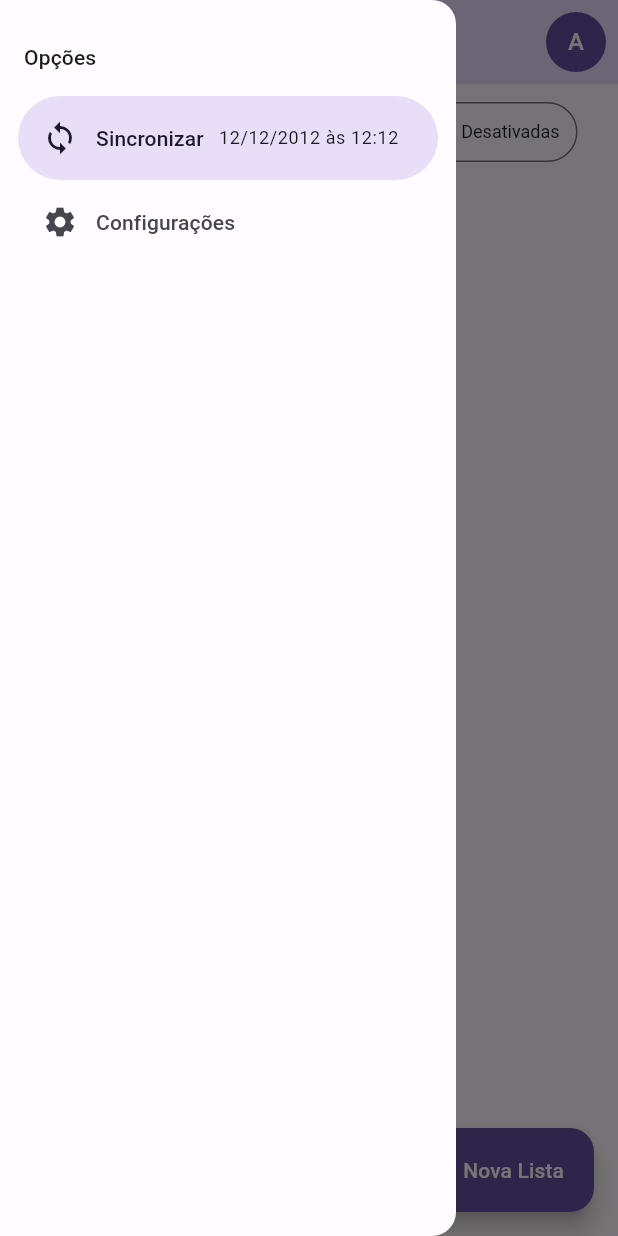
After one commit to celiorscosta/Listinha, a Flutter app: the screen it shows after launch, with the side drawer open, on a phone screen of 412 x 824 dp. The commit adds this screen. Run offline on Flutter 3.47's test engine with Material 2 defaults, Android fonts, the phone set to English and light mode, and no system bars.

Commit message:
refatorando drawer

```diff
--- /dev/null
+++ b/app/lib/src/home/widgets/custom_drawer.dart
@@ -0,0 +1,37 @@
+import 'package:flutter/material.dart';
+
+class CustomDrawer extends StatelessWidget {
+  const CustomDrawer({super.key});
+
+  @override
+  Widget build(BuildContext context) {
+    return NavigationDrawer(
+      children: [
+        Padding(
+          padding: const EdgeInsets.fromLTRB(16, 28, 16, 16),
+          child: Text(
+            'Opções',
+            style: Theme.of(context).textTheme.titleSmall,
+          ),
+        ),
+        NavigationDrawerDestination(
+          icon: const Icon(Icons.sync),
+          label: Row(
+            children: [
+              const Text('Sincronizar'),
+              const SizedBox(width: 10),
+              Text(
+                '12/12/2012 às 12:12',
+                style: Theme.of(context).textTheme.bodySmall,
+              ),
+            ],
+          ),
+        ),
+        const NavigationDrawerDestination(
+          icon: Icon(Icons.settings),
+          label: Text('Configurações'),
+        )
+      ],
+    );
+  }
+}
```
Also changed, not shown: app/lib/src/home/home_page.dart (+3 -28 lines).
